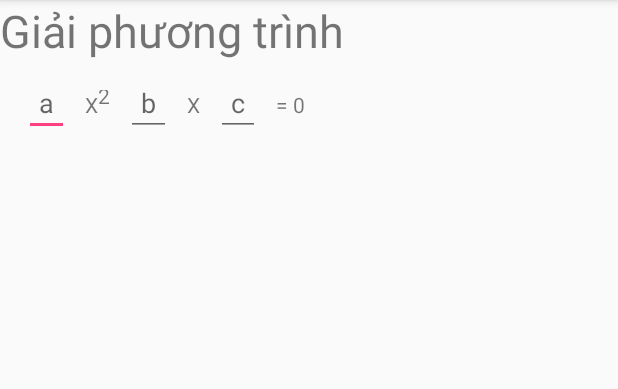
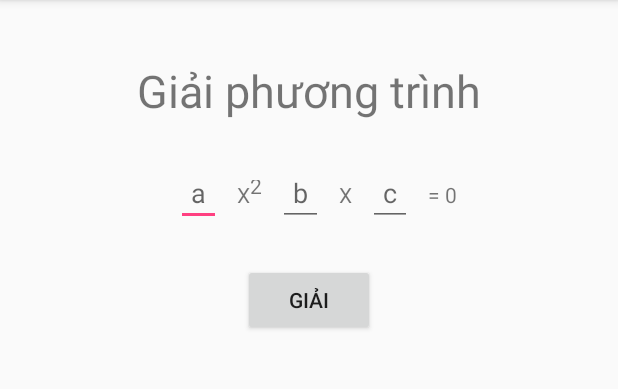
Before and after one commit to quyetdv155214/LearnAnroid, an Android app: the screen it shows after launch (MainActivity), on a phone screen of 412 x 824 dp, the part 84-473 px from its top. Run offline under Robolectric (Android 15) with nearby library versions, the phone set to English and light mode, and no system bars; our stand-ins replace ButterKnife.

Commit message:
Giai phuong trinh v1

```diff
--- a/PhuongTrinh/app/src/main/res/layout/activity_main.xml
+++ b/PhuongTrinh/app/src/main/res/layout/activity_main.xml
@@ -9,18 +9,23 @@
 
     <TextView
         android:id="@+id/tvTitle"
+        android:layout_centerHorizontal="true"
         android:layout_width="wrap_content"
         android:layout_height="wrap_content"
         android:text="@string/app_title"
         android:textSize="30sp"
+        android:layout_marginTop="40dp"
         app:layout_constraintBottom_toBottomOf="parent"
         app:layout_constraintLeft_toLeftOf="parent"
         app:layout_constraintRight_toRightOf="parent"
         app:layout_constraintTop_toTopOf="parent" />
     <LinearLayout
+        android:id="@+id/llPT"
+        android:layout_centerHorizontal="true"
+        android:layout_margin="20dp"
         android:layout_below="@id/tvTitle"
         android:orientation="horizontal"
-        android:layout_width="match_parent"
+        android:layout_width="wrap_content"
         android:layout_height="wrap_content">
         <TextView
             android:layout_margin="5dp"
@@ -31,6 +36,7 @@
             android:hint="@string/varA"
             android:layout_margin="5dp"
             android:padding="10dp"
+            android:inputType="text"
             android:layout_width="wrap_content"
             android:layout_height="wrap_content" />
         <TextView
@@ -43,6 +49,7 @@
             android:hint="@string/varB"
             android:padding="10dp"
             android:layout_margin="5dp"
+            android:inputType="text"
             android:layout_width="wrap_content"
             android:layout_height="wrap_content" />
         <TextView
@@ -55,6 +62,7 @@
             android:hint="@string/varC"
             android:layout_margin="5dp"
             android:padding="10dp"
+            android:inputType="text"
             android:layout_width="wrap_content"
             android:layout_height="wrap_content" />
         <TextView
@@ -63,5 +71,19 @@
             android:layout_width="wrap_content"
             android:layout_height="wrap_content" />
     </LinearLayout>
+    <Button
+        android:id="@+id/btnSolve"
+        android:text="@string/giai"
+        android:layout_width="wrap_content"
+        android:layout_height="wrap_content"
+        android:layout_below="@+id/llPT"
+        android:layout_centerHorizontal="true" />
+    <TextView
+        android:layout_below="@id/btnSolve"
+        android:id="@+id/tvResult"
+        android:layout_centerHorizontal="true"
+        android:layout_margin="5dp"
+        android:layout_width="wrap_content"
+        android:layout_height="wrap_content" />
 
 </RelativeLayout>
--- a/PhuongTrinh/app/src/main/res/values/strings.xml
+++ b/PhuongTrinh/app/src/main/res/values/strings.xml
@@ -5,4 +5,5 @@
     <string name="varB">b</string>
     <string name="varC">c</string>
     <string name="equal_zezo">= 0</string>
+    <string name="giai">Giải</string>
 </resources>
```
Also changed, not shown: PhuongTrinh/app/src/main/java/learn/quyet/phuongtrinh/MainActivity.java (+74 -0 lines).
